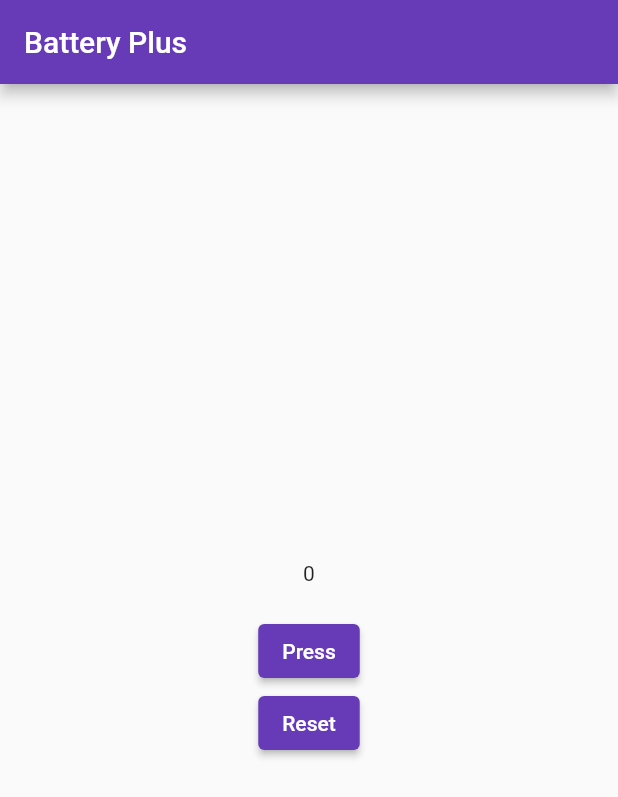
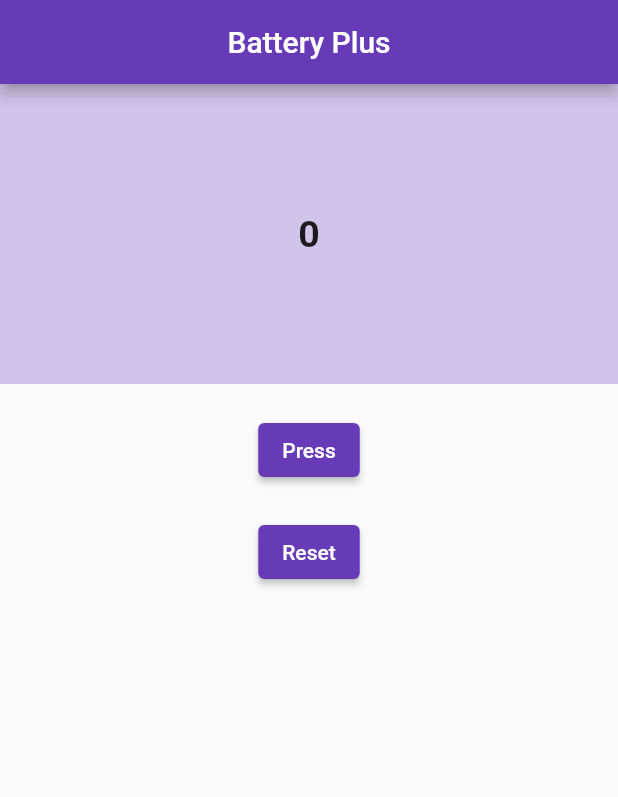
Before and after one commit to md-siam/sensor_packages, a Flutter app: the screen it shows after launch, after a tap on "Press", after a tap on "Reset", on a phone screen of 412 x 824 dp. Shown: the top 797 px of the screen. Run offline on Flutter 3.47's test engine with Material 2 defaults, Android fonts, the phone set to English and light mode, and no system bars; our stand-ins replace battery_plus.

Commit message:
package(new): battery_plus

```diff
--- a/lib/1_battery_plus/battery_plus.dart
+++ b/lib/1_battery_plus/battery_plus.dart
@@ -11,14 +11,14 @@ class MyBatteryPlus extends StatefulWidget {
 }
 
 class _MyBatteryPlusState extends State<MyBatteryPlus> {
-  var batteryLabel = 0;
+  var batteryLevel = 0;
   final Battery _battery = Battery();
 
-  printBatteryLevel(Battery battery) async {
+  printBatteryLevel() async {
     try {
-      batteryLabel = await battery.batteryLevel;
+      batteryLevel = await _battery.batteryLevel;
       setState(() {});
-      print('Battery Level: $batteryLabel');
+      debugPrint('Battery Level: $batteryLevel');
     } catch (e) {
       log(e.toString());
     }
@@ -27,25 +27,36 @@ class _MyBatteryPlusState extends State<MyBatteryPlus> {
   @override
   Widget build(BuildContext context) {
     return Scaffold(
-      appBar: AppBar(title: const Text('Battery Plus')),
+      appBar: AppBar(
+        title: const Text('Battery Plus'),
+        centerTitle: true,
+      ),
       body: Center(
         child: Column(
-          mainAxisAlignment: MainAxisAlignment.center,
           children: [
-            Text(batteryLabel.toString()),
+            Container(
+              height: 200,
+              width: double.infinity,
+              alignment: Alignment.center,
+              color: Colors.deepPurple[100],
+              child: Text(
+                batteryLevel.toString(),
+                style: const TextStyle(
+                  fontSize: 25,
+                  fontWeight: FontWeight.bold,
+                ),
+              ),
+            ),
             const SizedBox(height: 20),
             ElevatedButton(
-              onPressed: () {
-                printBatteryLevel(_battery);
-              },
+              onPressed: () => printBatteryLevel(),
               child: const Text('Press'),
             ),
+            const SizedBox(height: 20),
             ElevatedButton(
-              onPressed: () {
-                setState(() {
-                  batteryLabel = 0;
-                });
-              },
+              onPressed: () => setState(() {
+                batteryLevel = 0;
+              }),
               child: const Text('Reset'),
             )
           ],
```
Also changed, not shown: 2 other files.
